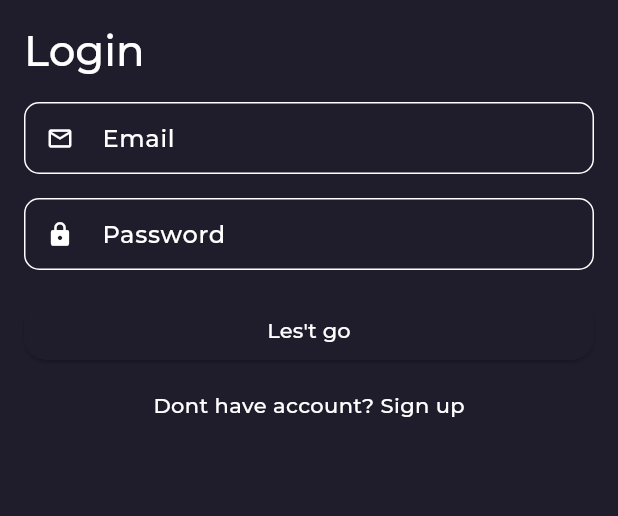
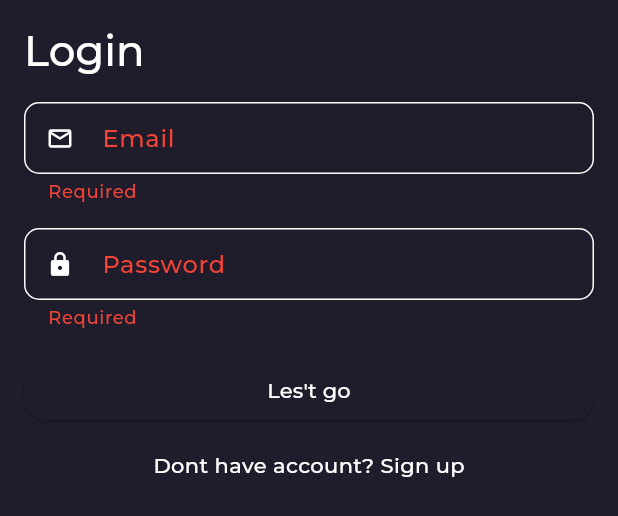
Before and after one commit to eserdeiro/blogify, a Flutter app: the LoginContent widget shown alone on an empty page, opened directly, after a tap on "Les't go", on a phone screen of 412 x 824 dp. Shown: the top 516 px of the screen. Run offline on Flutter 3.47's test engine with Material 3 defaults, Android fonts, the phone set to English and light mode, and no system bars; our stand-ins replace equatable, flutter_bloc, flutter_custom_clippers, formz, go_router; project files that could hold a hidden picture were left out.

Commit message:
login cubit impl

```diff
--- /dev/null
+++ b/lib/infrastructure/inputs/email.dart
@@ -0,0 +1,38 @@
+import 'package:formz/formz.dart';
+
+// Define input validation errors
+enum EmailError { empty, format }
+
+// Extend FormzInput and provide the input type and error type.
+class Email extends FormzInput<String, EmailError> {
+
+  static final emailRegex = RegExp(  r'^[\w-\.]+@([\w-]+\.)+[\w-]{2,4}$');
+
+  // Call super.pure to represent an unmodified form input.
+   //Initial value
+  const Email.pure() : super.pure('');
+
+  // Call super.dirty to represent a modified form input.
+
+  const Email.dirty(String value) : super.dirty(value);
+
+  // Override validator to handle validating a given input value.
+
+  String? get errorMessage{
+    if(isValid || isPure) return null;
+    if(displayError == EmailError.empty) return 'Required';
+    if(displayError == EmailError.format) return 'Doesnt have a format...';
+
+     return null;
+  }
+
+  @override
+  EmailError? validator(String value) {
+
+      if(value.isEmpty || value.trim().isEmpty) return EmailError.empty;
+
+      if(!emailRegex.hasMatch(value)) return EmailError.format;
+    return null;
+    // return value.isEmpty ? UsernameError.empty : null;
+  }
+}
--- /dev/null
+++ b/lib/infrastructure/inputs/inputs.dart
@@ -0,0 +1,2 @@
+export 'package:blogify/infrastructure/inputs/password.dart';
+export 'package:blogify/infrastructure/inputs/email.dart';
--- /dev/null
+++ b/lib/infrastructure/inputs/password.dart
@@ -0,0 +1,34 @@
+import 'package:formz/formz.dart';
+
+// Define input validation errors
+enum PasswordError { empty, length }
+
+// Extend FormzInput and provide the input type and error type.
+class Password extends FormzInput<String, PasswordError> {
+  // Call super.pure to represent an unmodified form input.
+  //initial value
+  const Password.pure() : super.pure('');
+
+  // Call super.dirty to represent a modified form input.
+  //
+  const Password.dirty(String value) : super.dirty(value);
+
+    String? get errorMessage{
+    if(isValid || isPure) return null;
+    if(displayError == PasswordError.empty) return 'Required';
+    if(displayError == PasswordError.length) return 'Min 6 characters';
+
+     return null;
+  }
+
+  // Override validator to handle validating a given input value.
+  @override
+  PasswordError? validator(String value) {
+        if(value.isEmpty || value.trim().isEmpty) return PasswordError.empty;
+      if(value.length < 6) return PasswordError.length;
+    return null;
+
+  }
+
+
+}
--- /dev/null
+++ b/lib/presentation/blocs/login_cubit/login_cubit.dart
@@ -0,0 +1,43 @@
+import 'package:flutter_bloc/flutter_bloc.dart';
+import 'package:equatable/equatable.dart';
+import 'package:formz/formz.dart';
+import 'package:blogify/infrastructure/inputs/inputs.dart';
+
+part 'login_state.dart';
+
+class LoginCubit extends Cubit<LoginFormState> {
+  LoginCubit() : super(const LoginFormState());
+
+  void onSubmit(){
+    emit(state.copyWith(
+      formStatus: FormStatus.validating,
+      password: Password.dirty(state.password.value),
+      email   : Email.dirty(state.email.value),
+      isValid: Formz.validate([
+        state.email,
+        state.password
+      ])
+    ));
+    print('onSubmit $state');
+  }
+
+  void  emailChanged(String value){
+    final email = Email.dirty(value);
+    emit(
+
+      state.copyWith(
+        email : email,
+        isValid: Formz.validate([email, state.password]))
+    );
+  }
+
+
+  void  passwordChanged(String value){
+    final password = Password.dirty(value);
+    emit(
+      state.copyWith(
+        password: password,
+        isValid: Formz.validate([password, state.email]))
+    );
+  }
+}
--- /dev/null
+++ b/lib/presentation/blocs/login_cubit/login_state.dart
@@ -0,0 +1,33 @@
+part of 'login_cubit.dart';
+
+  enum FormStatus {invalid, valid, validating, posting}
+
+ class LoginFormState extends Equatable {
+  final FormStatus formStatus;
+  final bool isValid;
+  final Email email;
+  final Password password;
+
+  const LoginFormState({
+    this.isValid = false,
+    this.formStatus = FormStatus.invalid,
+   this.email = const Email.pure(),
+   this.password = const Password.pure(),
+   });
+
+  LoginFormState copyWith({
+  bool? isValid,
+  FormStatus? formStatus,
+  Email? email,
+  Password? password,
+  }) => LoginFormState(
+    isValid: isValid ?? this.isValid,
+    formStatus: formStatus ?? this.formStatus,
+    email: email ?? this.email,
+    password: password ?? this.password
+  );
+
+
+  @override
+  List<Object> get props => [formStatus, email, password];
+}
--- a/lib/presentation/screens/login_screen.dart
+++ b/lib/presentation/screens/login_screen.dart
@@ -1,5 +1,7 @@
+import 'package:blogify/presentation/blocs/login_cubit/login_cubit.dart';
 import 'package:blogify/presentation/views.dart';
 import 'package:flutter/material.dart';
+import 'package:flutter_bloc/flutter_bloc.dart';
 
 class LoginScreen extends StatelessWidget {
   static const String name = 'login_screen';
@@ -8,7 +10,9 @@ class LoginScreen extends StatelessWidget {
   @override
   Widget build(BuildContext context) {
     return Scaffold(
-      body: Material(
+      body: BlocProvider(
+        create: (context) => LoginCubit(),
+        child: Material(
         child: LayoutBuilder(
           builder: (context, constraints) {
          return (constraints.maxWidth > 600 )
@@ -17,6 +21,7 @@ class LoginScreen extends StatelessWidget {
           },
         ),
       ),
+      )
     );
   }
 }
--- a/lib/presentation/widgets/shared/login_content.dart
+++ b/lib/presentation/widgets/shared/login_content.dart
@@ -1,13 +1,24 @@
+import 'package:blogify/presentation/blocs/login_cubit/login_cubit.dart';
 import 'package:flutter/material.dart';
 import 'package:blogify/presentation/widgets.dart';
+import 'package:flutter_bloc/flutter_bloc.dart';
 
-class LoginContent extends StatelessWidget {
+class LoginContent extends StatefulWidget {
   const LoginContent({
     super.key,
   });
 
   @override
+  State<LoginContent> createState() => _LoginContentState();
+}
+
+class _LoginContentState extends State<LoginContent> {
+  @override
   Widget build(BuildContext context) {
+     final loginCubit = context.watch<LoginCubit>();
+    final password = loginCubit.state.password;
+    final email = loginCubit.state.email;
+
         final titleStyle = Theme.of(context).textTheme;
     return Padding(
       padding: const EdgeInsets.symmetric(horizontal: 16),
@@ -22,15 +33,19 @@ class LoginContent extends StatelessWidget {
                   ),
              ),
 
-             const CustomTextFormField(
+            CustomTextFormField(
               label: 'Email',
-              prefixIcon: Icon(Icons.mail_outlined),
+              onChanged: loginCubit.emailChanged,
+              errorText: email.errorMessage,
+              prefixIcon: const Icon(Icons.mail_outlined),
              ),
 
              const SizedBox(height: 16),
 
-             const CustomTextFormField(
+            CustomTextFormField(
               obscureText: true,
+              onChanged: loginCubit.passwordChanged,
+              errorText: password.errorMessage,
               label: 'Password',
               prefixIcon: Icon(Icons.lock),
              ),
@@ -40,7 +55,11 @@ class LoginContent extends StatelessWidget {
                padding: const EdgeInsets.symmetric(vertical: 16),
                child: CustomElevatedButton(
                 text: "Les't go",
-                onPressed: () {}),
+                onPressed: () {
+                loginCubit.onSubmit();
+                print(email.value);
+                print(password.value);
+                }),
              ),
              const Padding(
                padding: EdgeInsets.only(bottom: 20),
--- a/pubspec.yaml
+++ b/pubspec.yaml
@@ -7,6 +7,7 @@ environment:
   sdk: '>=3.1.5 <4.0.0'
 
 dependencies:
+  equatable: ^2.0.5
   flutter:
     sdk: flutter
   flutter_bloc: ^8.1.3
```
Also changed, not shown: pubspec.lock.
